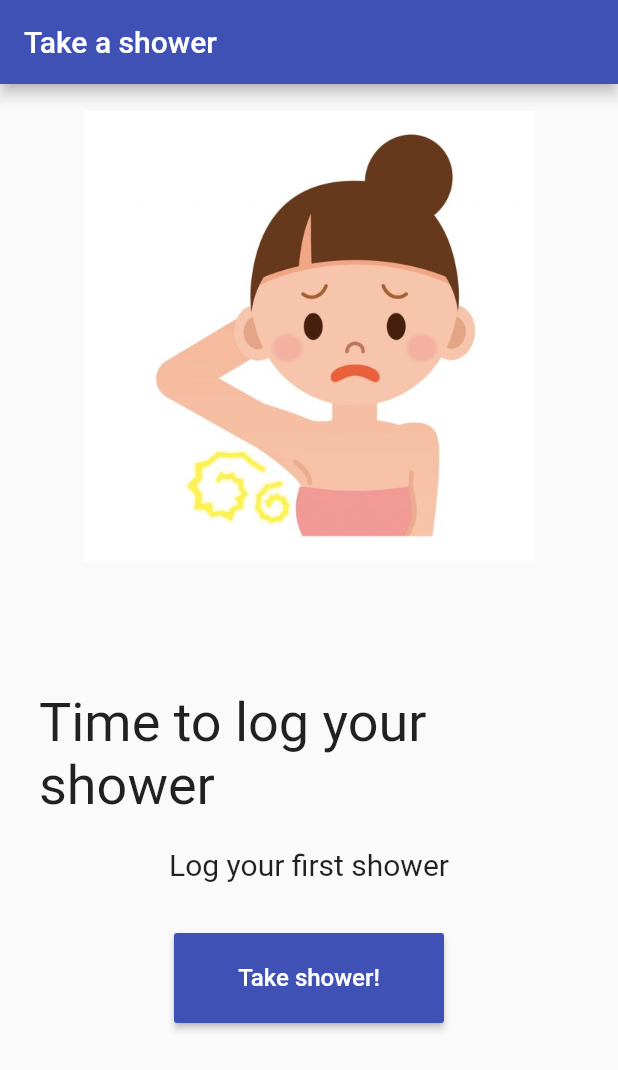
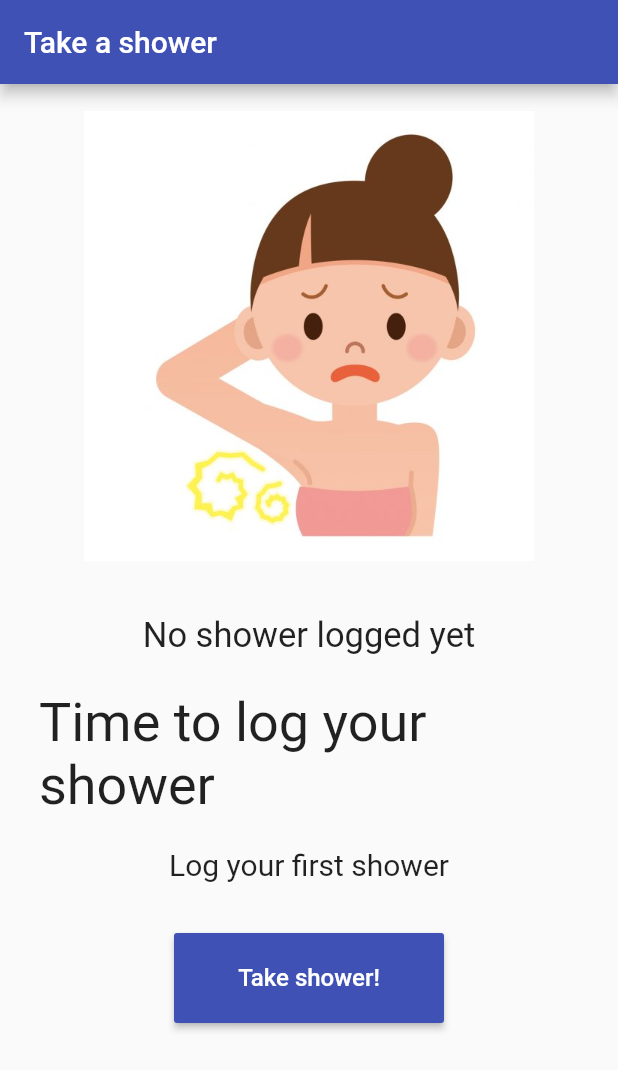
Before and after one commit to ettoma/shower-reminder, a Flutter app: the screen it shows after launch, on a phone screen of 412 x 824 dp. Shown: the top 1070 px of the screen. Run offline on Flutter 3.47's test engine with Material 2 defaults, Android fonts, the phone set to English and light mode, and no system bars; our stand-ins replace localstorage.

Commit message:
Small fixes

```diff
--- a/lib/main.dart
+++ b/lib/main.dart
@@ -1,3 +1,6 @@
+import 'dart:async';
+
+import 'package:flutter/cupertino.dart';
 import 'package:flutter/material.dart';
 import 'package:intl/intl.dart';
 import 'package:localstorage/localstorage.dart';
@@ -28,6 +31,7 @@ class MyHomePage extends StatefulWidget {
 class _MyHomePageState extends State<MyHomePage> {
   DateTime _date = DateTime.now();
   DateTime _newDate;
+  Timer timer;
   var _hoursDifference;
   final LocalStorage localStorage = new LocalStorage('ShowerDay');
 
@@ -35,8 +39,10 @@ class _MyHomePageState extends State<MyHomePage> {
   void initState() {
     super.initState();
     localStorage.ready.then((_) => readStorage());
+    timer = Timer.periodic(Duration(minutes: 1), (Timer t) => updateHours());
   }
 
+  // At startup, checks if the local storage has data about the next shower
   void readStorage() async {
     setState(() {
       if (localStorage != null) {
@@ -48,6 +54,16 @@ class _MyHomePageState extends State<MyHomePage> {
     });
   }
 
+  // Updates the time left every minute when the app is running. Function runs every 1 minute from initState
+  void updateHours() {
+    setState(() {
+      DateTime now = DateTime.now();
+      DateTime showerDay = DateTime.parse(localStorage.getItem('ShowerDay'));
+      _hoursDifference = showerDay.difference(now).inHours;
+    });
+  }
+
+  // Add 3 days to the current date stored in the local storage
   void startTimer() {
     setState(() {
       _date = DateTime.now();
@@ -92,7 +108,9 @@ class _MyHomePageState extends State<MyHomePage> {
                 child: Padding(
                   padding: const EdgeInsets.all(8.0),
                   child: Text(
-                    _hoursDifference == null ? '' : 'Your next shower will be ',
+                    _hoursDifference == null
+                        ? 'No shower logged yet'
+                        : 'Your next shower will be in',
                     style: TextStyle(
                       fontSize: 23,
                     ),
--- a/pubspec.yaml
+++ b/pubspec.yaml
@@ -29,6 +29,8 @@ dependencies:
   # The following adds the Cupertino Icons font to your application.
   # Use with the CupertinoIcons class for iOS style icons.
   cupertino_icons: ^1.0.0
+  flutter_local_notifications: ^3.0.1+6
+  awesome_notifications: any
 
 dev_dependencies:
   flutter_test:
```
Also changed, not shown: pubspec.lock.
